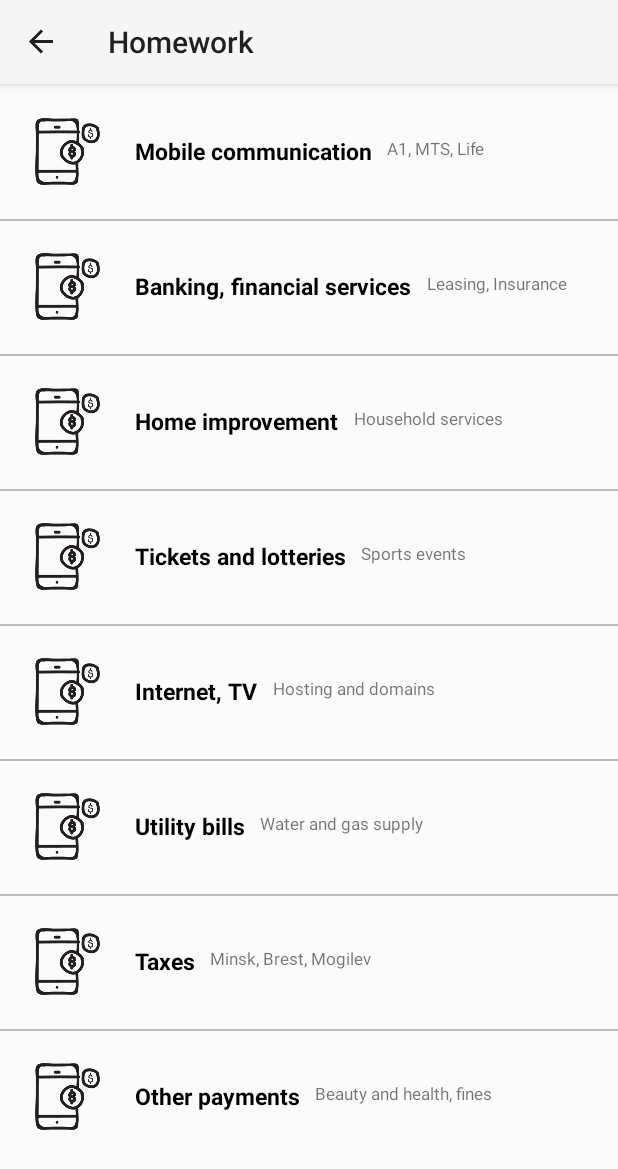
After one commit to sanichtw/AndroidTMS, an Android app: the PaymentsFragment screen opened through its navigation route, on a phone screen of 412 x 824 dp. The commit adds this screen. Shown: the top 1169 px of the screen. Run offline under Robolectric (Android 15) with nearby library versions, the phone set to English and light mode, and no system bars; our stand-ins replace navigation-ui.

Commit message:
did my homework05

```diff
--- a/app/src/main/java/com/example/myapplication/adapters/AccountTransactionsAdapter.kt
+++ b/app/src/main/java/com/example/myapplication/adapters/AccountTransactionsAdapter.kt
@@ -7,26 +7,36 @@ import android.widget.ImageView
 import android.widget.TextView
 import androidx.recyclerview.widget.RecyclerView
 import com.example.myapplication.R
-import com.example.myapplication.model.MyData
+import com.example.myapplication.data.model.PaymentModel
 
-class AccountTransactionsAdapter(private val data: List<MyData>):
-    RecyclerView.Adapter<AccountTransactionsAdapter.CustomViewHolder>() {
+class AccountTransactionsAdapter(
+    private val payment: List<PaymentModel>,
+    private val event: (View) -> Unit
+    ):
+    RecyclerView.Adapter<AccountTransactionsAdapter.CustomViewHolder>(){
 
-    class CustomViewHolder(itemView: View): RecyclerView.ViewHolder(itemView) {
+
+     class CustomViewHolder(itemView: View): RecyclerView.ViewHolder(itemView) {
         val imageView: ImageView = itemView.findViewById(R.id.icon)
         val titleTextView: TextView = itemView.findViewById(R.id.title)
         val descriptionTextView: TextView = itemView.findViewById(R.id.description)
     }
 
+
     override fun onCreateViewHolder(parent: ViewGroup, viewType: Int): CustomViewHolder {
         val itemView = LayoutInflater
             .from(parent.context)
             .inflate(R.layout.transaction_items, parent, false)
+
+        itemView.setOnClickListener {
+            event(it)
+        }
+
         return CustomViewHolder(itemView)
     }
 
     override fun onBindViewHolder(holder: CustomViewHolder, position: Int) {
-        val myData = data[position]
+        val myData = payment[position]
 
         holder.imageView.setImageResource(myData.iconResource)
         holder.titleTextView.text = myData.title
@@ -34,6 +44,6 @@ class AccountTransactionsAdapter(private val data: List<MyData>):
     }
 
     override fun getItemCount(): Int {
-        return data.size
+        return payment.size
     }
 }
--- /dev/null
+++ b/app/src/main/java/com/example/myapplication/data/PaymentsData.kt
@@ -0,0 +1,21 @@
+package com.example.myapplication.data
+
+import com.example.myapplication.R
+import com.example.myapplication.data.model.PaymentModel
+
+open class PaymentsData {
+    open fun getPayments() : List<PaymentModel> {
+        val icon = R.drawable.transaction_icon
+
+        return mutableListOf(
+            PaymentModel(icon, "Mobile communication", "А1, MTS, Life"),
+            PaymentModel(icon, "Banking, financial services", "Leasing, Insurance"),
+            PaymentModel(icon, "Home improvement", "Household services"),
+            PaymentModel(icon, "Tickets and lotteries", "Sports events"),
+            PaymentModel(icon, "Internet, TV", "Hosting and domains"),
+            PaymentModel(icon, "Utility bills", "Water and gas supply"),
+            PaymentModel(icon, "Taxes", "Minsk, Brest, Mogilev"),
+            PaymentModel(icon, "Other payments", "Beauty and health, fines"),
+        )
+    }
+}
--- /dev/null
+++ b/app/src/main/java/com/example/myapplication/data/model/PaymentModel.kt
@@ -0,0 +1,4 @@
+package com.example.myapplication.data.model
+
+
+data class PaymentModel(val iconResource: Int, val title: String, val description: String) {}
--- a/app/src/main/java/com/example/myapplication/fragments/LoginFragment.kt
+++ b/app/src/main/java/com/example/myapplication/fragments/LoginFragment.kt
@@ -37,7 +37,7 @@ class LoginFragment : Fragment() {
         // Set the listener to the login button
         loginButton.setOnClickListener {
             if (loginButton.isEnabled) {
-                findNavController().navigate(R.id.action_LoginFragment_to_NewsFragment)
+                findNavController().navigate(R.id.action_LoginFragment_to_PaymentsFragment)
             }
         }
 
--- /dev/null
+++ b/app/src/main/java/com/example/myapplication/fragments/PaymentsFragment.kt
@@ -0,0 +1,45 @@
+package com.example.myapplication.fragments
+
+import android.os.Bundle
+import androidx.fragment.app.Fragment
+import android.view.LayoutInflater
+import android.view.View
+import android.view.ViewGroup
+import androidx.navigation.findNavController
+import androidx.recyclerview.widget.LinearLayoutManager
+import com.example.myapplication.R
+import com.example.myapplication.adapters.AccountTransactionsAdapter
+import com.example.myapplication.adapters.customItemDecoration.CustomItemDecoration
+import com.example.myapplication.data.PaymentsData
+import com.example.myapplication.databinding.FragmentPaymentsBinding
+
+
+class PaymentsFragment : Fragment() {
+    private var _binding: FragmentPaymentsBinding? = null
+    private val binding get() = _binding!!
+
+    override fun onCreateView(
+        inflater: LayoutInflater, container: ViewGroup?,
+        savedInstanceState: Bundle?
+    ): View {
+        _binding = FragmentPaymentsBinding.inflate(inflater, container, false)
+        return binding.root
+    }
+
+    override fun onViewCreated(view: View, savedInstanceState: Bundle?) {
+        super.onViewCreated(view, savedInstanceState)
+
+        val customItemDecoration = CustomItemDecoration(requireContext())
+
+        binding.recyclerView.apply {
+            layoutManager = LinearLayoutManager(requireContext())
+            addItemDecoration(customItemDecoration)
+            adapter = AccountTransactionsAdapter(
+                PaymentsData().getPayments(),
+                event = {
+                    findNavController().navigate(R.id.action_PaymentsFragment_to_DetailsFragment)
+                }
+                )
+        }
+    }
+}
--- a/app/src/main/java/com/example/myapplication/model/MyData.kt
+++ /dev/null
@@ -1,6 +0,0 @@
-package com.example.myapplication.model
-
-
-data class MyData(val iconResource: Int, val title: String, val description: String) {
-
-}
--- a/app/src/main/res/layout/activity_main.xml
+++ b/app/src/main/res/layout/activity_main.xml
@@ -3,6 +3,7 @@
     xmlns:tools="http://schemas.android.com/tools"
     android:layout_width="match_parent"
     android:layout_height="match_parent"
+    android:id="@+id/fragmentContainer"
     tools:context=".activities.MainActivity">
 
 <!--    <androidx.appcompat.widget.Toolbar-->
--- a/app/src/main/res/layout/fragment_recycler_view.xml
+++ b/app/src/main/res/layout/fragment_payments.xml
@@ -4,7 +4,7 @@
     android:layout_width="match_parent"
     android:layout_height="match_parent"
     android:orientation="vertical"
-    tools:context=".fragments.RecyclerViewFragment">
+    tools:context=".fragments.PaymentsFragment">
 
     <androidx.recyclerview.widget.RecyclerView
         android:id="@+id/recyclerView"
--- a/app/src/main/res/navigation/nav_graph.xml
+++ b/app/src/main/res/navigation/nav_graph.xml
@@ -8,35 +8,36 @@
     <fragment
         android:id="@+id/LoginFragment"
         android:name="com.example.myapplication.fragments.LoginFragment"
-        android:label="@string/first_fragment_label"
+        android:label="@string/app_name"
         tools:layout="@layout/fragment_login">
 
         <action
-            android:id="@+id/action_LoginFragment_to_NewsFragment"
-            app:destination="@id/NewsFragment" />
-    </fragment>
-
-    <fragment
-        android:id="@+id/NewsFragment"
-        android:name="com.example.myapplication.fragments.NewsFragment"
-        android:label="@string/second_fragment_label"
-        tools:layout="@layout/fragment_news">
-
-        <action
-            android:id="@+id/action_NewsFragment_to_RecyclerViewFragment"
-            app:destination="@id/RecyclerViewFragment" />
-    </fragment>
-
-    <fragment
-        android:id="@+id/RecyclerViewFragment"
-        android:name="com.example.myapplication.fragments.RecyclerViewFragment"
-        android:label="@string/third_fragment_label"
-        tools:layout="@layout/fragment_recycler_view">
-
-    <action
-        android:id="@+id/action_RecyclerViewFragment_to_LoginFragment"
-        app:destination="@id/LoginFragment" />
+            android:id="@+id/action_LoginFragment_to_PaymentsFragment"
+            app:destination="@id/PaymentsFragment" />
     </fragment>
 
 
+    <fragment
+        android:id="@+id/PaymentsFragment"
+        android:name="com.example.myapplication.fragments.PaymentsFragment"
+        android:label="@string/app_name"
+        tools:layout="@layout/fragment_payments">
+
+    <action
+        android:id="@+id/action_PaymentsFragment_to_DetailsFragment"
+        app:destination="@id/DetailsFragment" />
+    </fragment>
+
+
+    <fragment
+        android:id="@+id/DetailsFragment"
+        android:name="com.example.myapplication.fragments.DetailsFragment"
+        android:label="@string/app_name"
+        tools:layout="@layout/fragment_details">
+
+        <action
+            android:id="@+id/action_DetailsFragment_to_PaymentsFragment"
+            app:destination="@id/PaymentsFragment" />
+    </fragment>
+
 </navigation>
```
Also changed, not shown: app/src/main/java/com/example/myapplication/adapters/MyRecyclerAdapter.kt (deleted, +0 -33 lines), app/src/main/java/com/example/myapplication/fragments/DetailsFragment.kt (added, +18 -0 lines), app/src/main/java/com/example/myapplication/fragments/NewsFragment.kt (deleted, +0 -33 lines), app/src/main/java/com/example/myapplication/fragments/RecyclerViewFragment.kt (deleted, +0 -61 lines), app/src/main/res/layout/fragment_details.xml (added, +66 -0 lines), app/src/main/res/layout/fragment_news.xml (deleted, +0 -48 lines), app/src/main/res/values/strings.xml (+3 -28 lines), 2 other files.
